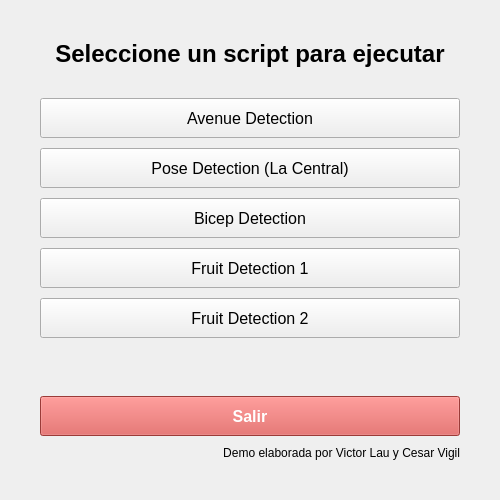
Qt form app/mainwindow.ui (Cesarin152/CITEP-Jetson-Integration-Computer-Vision) before a commit.
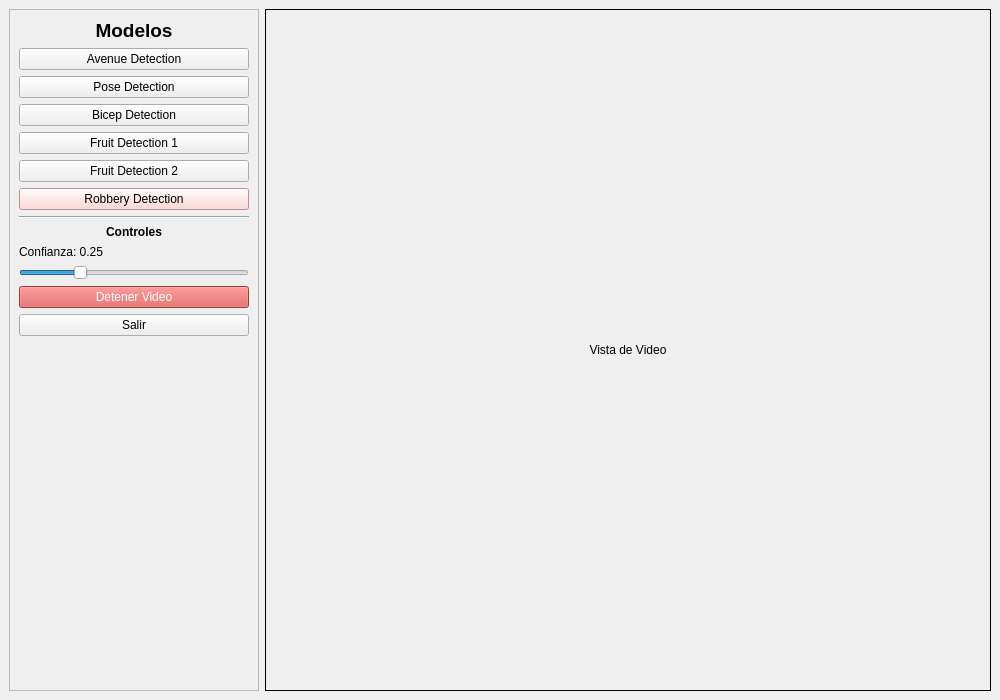
The same form after that commit.

```diff
--- a/app/mainwindow.ui
+++ b/app/mainwindow.ui
@@ -6,209 +6,185 @@
    <rect>
     <x>0</x>
     <y>0</y>
-    <width>500</width>
-    <height>500</height>
+    <width>1000</width>
+    <height>700</height>
    </rect>
   </property>
   <property name="windowTitle">
    <string>Menú de Visión Artificial</string>
   </property>
   <widget class="QWidget" name="centralwidget">
+   <layout class="QHBoxLayout" name="horizontalLayout">
+    <item>
+     <widget class="QFrame" name="frame_controls">
+      <property name="minimumSize">
+       <size>
+        <width>250</width>
+        <height>0</height>
+       </size>
+      </property>
+      <property name="maximumSize">
+       <size>
+        <width>250</width>
+        <height>16777215</height>
+       </size>
+      </property>
+      <property name="frameShape">
+       <enum>QFrame::StyledPanel</enum>
+      </property>
+      <property name="frameShadow">
+       <enum>QFrame::Raised</enum>
+      </property>
    <layout class="QVBoxLayout" name="verticalLayout">
-    <property name="spacing">
-     <number>10</number>
-    </property>
-    <property name="leftMargin">
-     <number>40</number>
-    </property>
-    <property name="topMargin">
-     <number>40</number>
-    </property>
-    <property name="rightMargin">
-     <number>40</number>
-    </property>
-    <property name="bottomMargin">
-     <number>40</number>
-    </property>
     <item>
      <widget class="QLabel" name="label_title">
       <property name="font">
        <font>
         <family>Arial</family>
-        <pointsize>18</pointsize>
+           <pointsize>14</pointsize>
         <weight>75</weight>
         <bold>true</bold>
        </font>
       </property>
       <property name="text">
-       <string>Seleccione un script para ejecutar</string>
+          <string>Modelos</string>
       </property>
       <property name="alignment">
        <set>Qt::AlignCenter</set>
       </property>
      </widget>
     </item>
-    <item>
-     <spacer name="verticalSpacer_1">
-      <property name="orientation">
-       <enum>Qt::Vertical</enum>
-      </property>
-      <property name="sizeType">
-       <enum>QSizePolicy::Fixed</enum>
-      </property>
-      <property name="sizeHint" stdset="0">
-       <size>
-        <width>20</width>
-        <height>20</height>
-       </size>
-      </property>
-     </spacer>
-    </item>
     <item>
      <widget class="QPushButton" name="btn_avenue">
-      <property name="font">
-       <font>
-        <family>Arial</family>
-        <pointsize>12</pointsize>
-       </font>
-      </property>
       <property name="text">
        <string>Avenue Detection</string>
       </property>
-      <property name="minimumSize">
-       <size>
-        <width>0</width>
-        <height>40</height>
-       </size>
-      </property>
      </widget>
     </item>
     <item>
      <widget class="QPushButton" name="btn_pose">
-      <property name="font">
-       <font>
-        <family>Arial</family>
-        <pointsize>12</pointsize>
-       </font>
-      </property>
       <property name="text">
-       <string>Pose Detection (La Central)</string>
-      </property>
-      <property name="minimumSize">
-       <size>
-        <width>0</width>
-        <height>40</height>
-       </size>
+          <string>Pose Detection</string>
       </property>
      </widget>
     </item>
     <item>
      <widget class="QPushButton" name="btn_bicep">
-      <property name="font">
-       <font>
-        <family>Arial</family>
-        <pointsize>12</pointsize>
-       </font>
-      </property>
       <property name="text">
        <string>Bicep Detection</string>
       </property>
-      <property name="minimumSize">
-       <size>
-        <width>0</width>
-        <height>40</height>
-       </size>
-      </property>
      </widget>
     </item>
     <item>
      <widget class="QPushButton" name="btn_fruit1">
-      <property name="font">
-       <font>
-        <family>Arial</family>
-        <pointsize>12</pointsize>
-       </font>
-      </property>
       <property name="text">
        <string>Fruit Detection 1</string>
       </property>
-      <property name="minimumSize">
-       <size>
-        <width>0</width>
-        <height>40</height>
-       </size>
-      </property>
      </widget>
     </item>
     <item>
      <widget class="QPushButton" name="btn_fruit2">
-      <property name="font">
-       <font>
-        <family>Arial</family>
-        <pointsize>12</pointsize>
-       </font>
-      </property>
       <property name="text">
        <string>Fruit Detection 2</string>
       </property>
-      <property name="minimumSize">
-       <size>
-        <width>0</width>
-        <height>40</height>
-       </size>
-      </property>
+        </widget>
+       </item>
+       <item>
+        <widget class="QPushButton" name="btn_robbery">
+         <property name="text">
+          <string>Robbery Detection</string>
+         </property>
+         <property name="styleSheet">
+          <string notr="true">background-color: #ffcccc;</string>
+         </property>
      </widget>
     </item>
     <item>
-     <spacer name="verticalSpacer_2">
+        <widget class="Line" name="line">
       <property name="orientation">
-       <enum>Qt::Vertical</enum>
-      </property>
-      <property name="sizeHint" stdset="0">
-       <size>
-        <width>20</width>
-        <height>40</height>
-       </size>
-      </property>
-     </spacer>
+          <enum>Qt::Horizontal</enum>
+         </property>
+        </widget>
+       </item>
+       <item>
+        <widget class="QLabel" name="label_controls">
+         <property name="font">
+          <font>
+           <weight>75</weight>
+           <bold>true</bold>
+          </font>
+         </property>
+         <property name="text">
+          <string>Controles</string>
+         </property>
+         <property name="alignment">
+          <set>Qt::AlignCenter</set>
+         </property>
+        </widget>
+       </item>
+       <item>
+        <widget class="QLabel" name="label_conf">
+         <property name="text">
+          <string>Confianza: 0.25</string>
+         </property>
+        </widget>
+       </item>
+       <item>
+        <widget class="QSlider" name="slider_conf">
+         <property name="maximum">
+          <number>100</number>
+         </property>
+         <property name="value">
+          <number>25</number>
+         </property>
+         <property name="orientation">
+          <enum>Qt::Horizontal</enum>
+         </property>
+        </widget>
+       </item>
+       <item>
+        <widget class="QPushButton" name="btn_stop">
+         <property name="text">
+          <string>Detener Video</string>
+         </property>
+         <property name="styleSheet">
+          <string notr="true">background-color: #d9534f; color: white;</string>
+         </property>
+        </widget>
     </item>
     <item>
      <widget class="QPushButton" name="btn_exit">
-      <property name="font">
-       <font>
-        <family>Arial</family>
-        <pointsize>12</pointsize>
-        <weight>75</weight>
-        <bold>true</bold>
-       </font>
-      </property>
       <property name="text">
        <string>Salir</string>
       </property>
-      <property name="styleSheet">
-       <string notr="true">background-color: #d9534f; color: white;</string>
-      </property>
-      <property name="minimumSize">
+        </widget>
+       </item>
+       <item>
+        <spacer name="verticalSpacer">
+         <property name="orientation">
+          <enum>Qt::Vertical</enum>
+         </property>
+         <property name="sizeHint" stdset="0">
        <size>
-        <width>0</width>
+           <width>20</width>
         <height>40</height>
        </size>
       </property>
+        </spacer>
+       </item>
+      </layout>
      </widget>
     </item>
     <item>
-     <widget class="QLabel" name="label_credits">
-      <property name="font">
-       <font>
-        <family>Arial</family>
-        <pointsize>9</pointsize>
-       </font>
+     <widget class="QLabel" name="label_video">
+      <property name="frameShape">
+       <enum>QFrame::Box</enum>
       </property>
       <property name="text">
-       <string>Demo elaborada por Victor Lau y Cesar Vigil</string>
+       <string>Vista de Video</string>
       </property>
       <property name="alignment">
-       <set>Qt::AlignRight|Qt::AlignTrailing|Qt::AlignVCenter</set>
+       <set>Qt::AlignCenter</set>
       </property>
      </widget>
     </item>
```
Left out of the diff: 2 changed lines with no effect on the pictures. Lines whose indentation alone changed are shown as unchanged.
